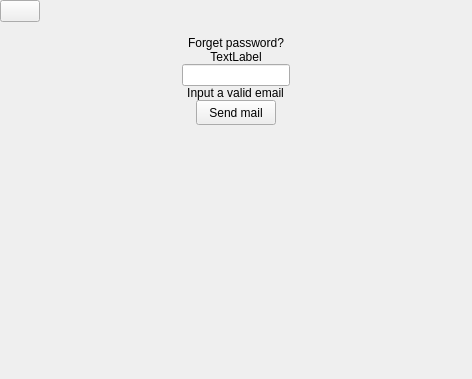
First picture: the form in ui/PasswordRecoveryScreen.ui, repository demlabs-cellframe/dap-ui-sdk, before the edit.
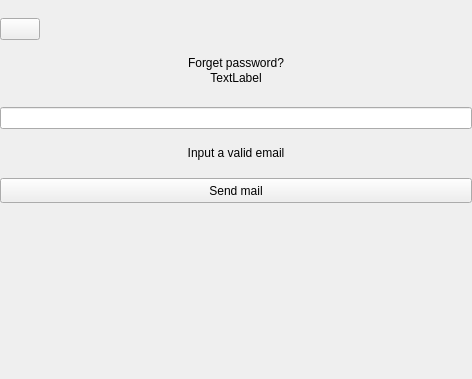
Second picture: the form after the edit. Custom widgets are drawn as their Qt base class.

Commit message: [*] Passed a screen for Android

Patch:
```diff
--- a/ui/PasswordRecoveryScreen.ui
+++ b/ui/PasswordRecoveryScreen.ui
@@ -24,6 +24,17 @@
     <number>0</number>
    </property>
    <property name="rightMargin">
+    <number>0</number>
+   </property>
+   <property name="bottomMargin">
+    <number>0</number>
+   </property>
+   <item>
+    <layout class="QVBoxLayout" name="vltMainLayout">
+     <property name="spacing">
+      <number>0</number>
+     </property>
+     <property name="topMargin">
     <number>0</number>
    </property>
    <property name="bottomMargin">
@@ -83,7 +94,7 @@
      </layout>
     </widget>
    </item>
-   <item alignment="Qt::AlignHCenter">
+     <item>
     <widget class="QLabel" name="lblLogo">
      <property name="sizePolicy">
       <sizepolicy hsizetype="Fixed" vsizetype="Fixed">
@@ -94,7 +105,7 @@
     </widget>
    </item>
    <item>
-    <widget class="QLabel" name="lbCaption">
+      <widget class="QLabel" name="lblCaption">
      <property name="sizePolicy">
       <sizepolicy hsizetype="Expanding" vsizetype="Preferred">
        <horstretch>0</horstretch>
@@ -109,10 +120,10 @@
      </property>
     </widget>
    </item>
-   <item alignment="Qt::AlignHCenter">
+     <item>
     <widget class="CustomLineHeightLabel" name="lblStatusMessage">
      <property name="sizePolicy">
-      <sizepolicy hsizetype="Fixed" vsizetype="Fixed">
+        <sizepolicy hsizetype="Preferred" vsizetype="Preferred">
        <horstretch>0</horstretch>
        <verstretch>0</verstretch>
       </sizepolicy>
@@ -123,15 +134,28 @@
      <property name="alignment">
       <set>Qt::AlignHCenter|Qt::AlignTop</set>
      </property>
+       <property name="wordWrap">
+        <bool>true</bool>
+       </property>
      <property name="state" stdset="0">
       <number>0</number>
      </property>
     </widget>
    </item>
-   <item alignment="Qt::AlignHCenter">
-    <widget class="QLineEdit" name="edtEmail">
+     <item>
+      <widget class="QWidget" name="wgtMarginBottomMessage" native="true">
+       <property name="minimumSize">
+        <size>
+         <width>0</width>
+         <height>0</height>
+        </size>
+       </property>
+      </widget>
+     </item>
+     <item>
+      <widget class="CustomLineEdit" name="edtEmail">
      <property name="sizePolicy">
-      <sizepolicy hsizetype="Fixed" vsizetype="Fixed">
+        <sizepolicy hsizetype="Preferred" vsizetype="Fixed">
        <horstretch>0</horstretch>
        <verstretch>0</verstretch>
       </sizepolicy>
@@ -147,7 +171,7 @@
    <item>
     <widget class="QWidget" name="wgtEmailBottom" native="true"/>
    </item>
-   <item alignment="Qt::AlignHCenter">
+     <item>
     <widget class="QLabel" name="lblEmailError">
      <property name="sizePolicy">
       <sizepolicy hsizetype="Preferred" vsizetype="Fixed">
@@ -166,10 +190,10 @@
    <item>
     <widget class="QWidget" name="wgtButtonTop" native="true"/>
    </item>
-   <item alignment="Qt::AlignHCenter">
+     <item>
     <widget class="QPushButton" name="btnSendMail">
      <property name="sizePolicy">
-      <sizepolicy hsizetype="Fixed" vsizetype="Fixed">
+        <sizepolicy hsizetype="Preferred" vsizetype="Preferred">
        <horstretch>0</horstretch>
        <verstretch>0</verstretch>
       </sizepolicy>
@@ -190,6 +214,9 @@
      <property name="orientation">
       <enum>Qt::Vertical</enum>
      </property>
+       <property name="sizeType">
+        <enum>QSizePolicy::Preferred</enum>
+       </property>
      <property name="sizeHint" stdset="0">
       <size>
        <width>20</width>
@@ -199,6 +226,8 @@
     </spacer>
    </item>
   </layout>
+   </item>
+  </layout>
  </widget>
  <customwidgets>
   <customwidget>
@@ -206,6 +235,11 @@
    <extends>QLabel</extends>
    <header>CustomLineHeightLabel.h</header>
   </customwidget>
+  <customwidget>
+   <class>CustomLineEdit</class>
+   <extends>QLineEdit</extends>
+   <header location="global">CustomLineEdit.h</header>
+  </customwidget>
  </customwidgets>
  <resources/>
  <connections/>
```
Left out of the diff: 2 changed lines with no effect on the pictures. Lines whose indentation alone changed are shown as unchanged. The commit also changes 4 other files.
